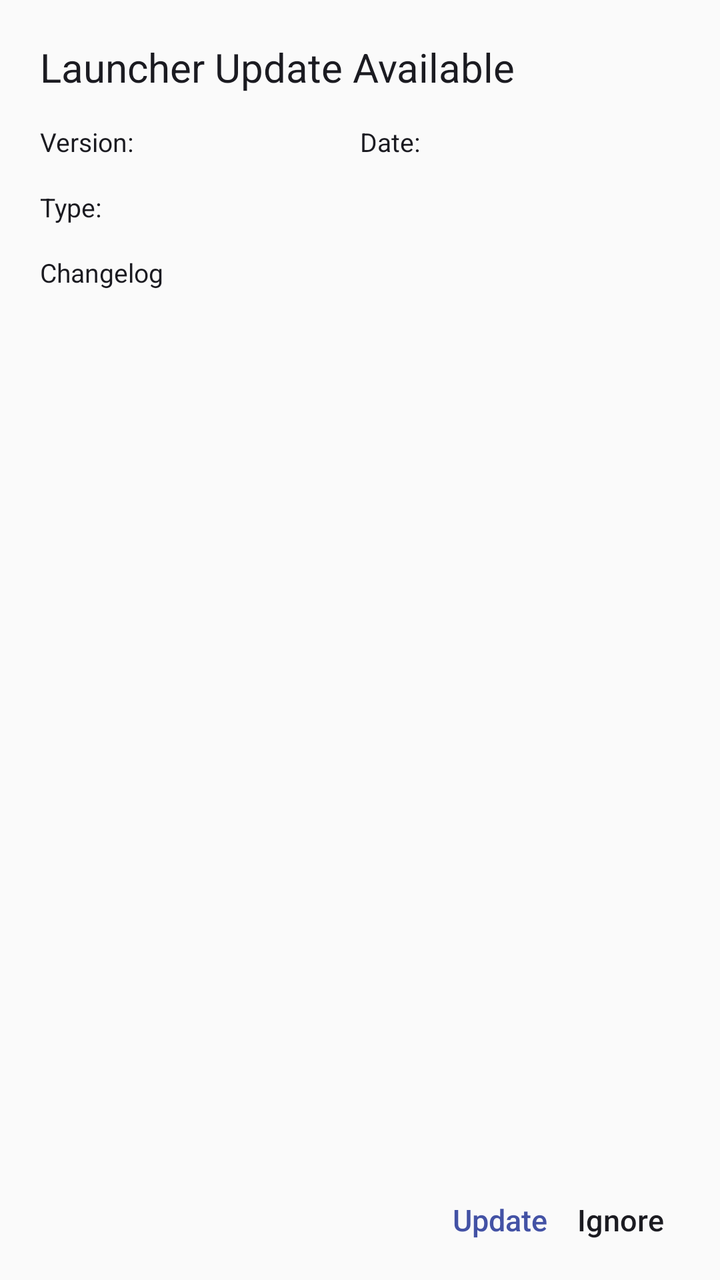
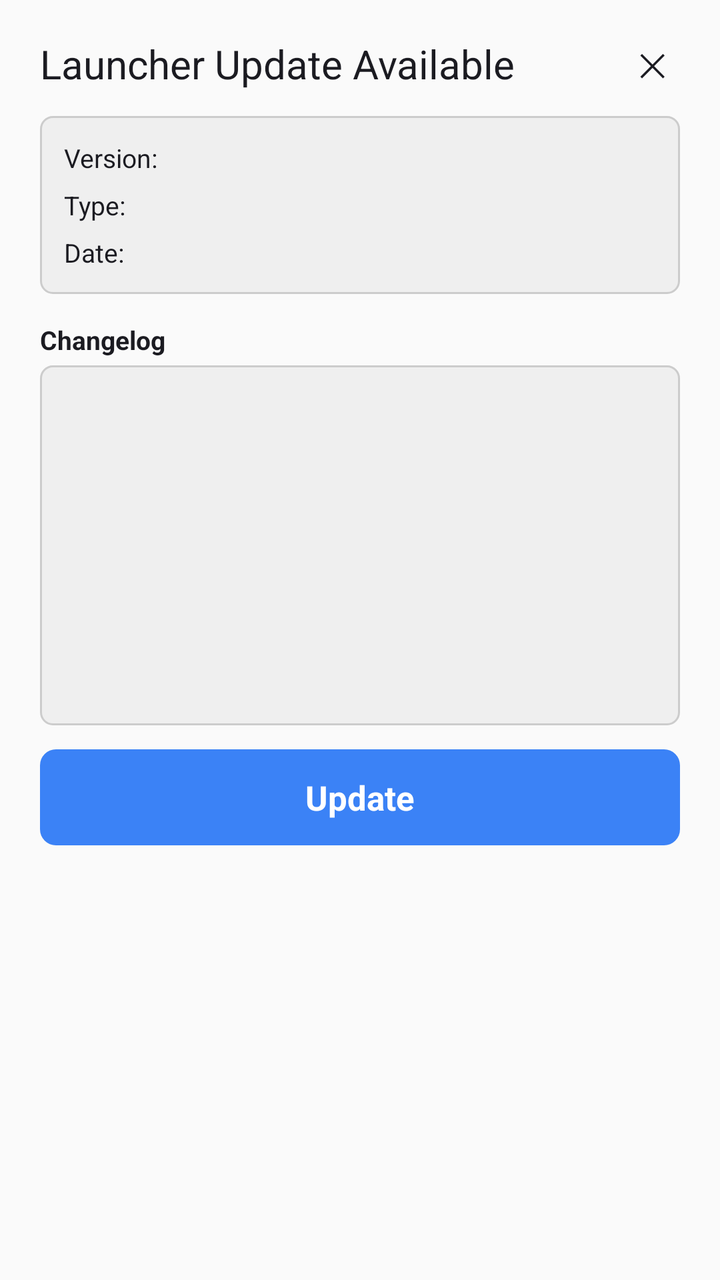

The first picture is an Android layout as it rendered before a commit; the second is the same layout after the commit. The layout source and the unified diff follow.
<!-- AndroidManifest.xml: application theme Theme.HelloMinecraftLauncherPocketEdition -->
<!-- res/layout/dialog_update_launcher.xml -->
<?xml version="1.0" encoding="utf-8"?>
<LinearLayout xmlns:android="http://schemas.android.com/apk/res/android"
    android:orientation="vertical"
    android:layout_width="500dp"
    android:paddingTop="20dp"
    android:paddingStart="20dp"
    android:paddingEnd="20dp"
    android:paddingBottom="10dp"
    android:layout_height="match_parent">

    <TextView
        android:singleLine="true"
        android:layout_width="wrap_content"
        android:layout_height="wrap_content"
        android:text="@string/dialog_update_title"
        android:textSize="@dimen/text_size_big"
        android:textColor="@color/colorPureBlack"/>

    <ScrollView
        android:layout_marginTop="15dp"
        android:layout_width="match_parent"
        android:layout_height="0dp"
        android:layout_weight="1">

        <LinearLayout
            android:layout_width="match_parent"
            android:layout_height="wrap_content"
            android:orientation="vertical">

            <LinearLayout
                android:layout_width="match_parent"
                android:layout_height="wrap_content"
                android:orientation="horizontal">

                <LinearLayout
                    android:layout_width="0dp"
                    android:layout_height="wrap_content"
                    android:layout_weight="1"
                    android:orientation="horizontal">

                    <TextView
                        android:singleLine="true"
                        android:layout_width="wrap_content"
                        android:layout_height="wrap_content"
                        android:textSize="@dimen/text_size_middle"
                        android:text="@string/dialog_update_version_name"
                        android:textColor="@color/colorPureBlack"/>

                    <TextView
                        android:singleLine="true"
                        android:layout_width="match_parent"
                        android:layout_height="wrap_content"
                        android:textSize="@dimen/text_size_middle"
                        android:textColor="@color/colorPureBlack"
                        android:id="@+id/update_version_name"/>

                </LinearLayout>

                <LinearLayout
                    android:layout_width="0dp"
                    android:layout_height="wrap_content"
                    android:layout_weight="1"
                    android:orientation="horizontal">

                    <TextView
                        android:singleLine="true"
                        android:layout_width="wrap_content"
                        android:layout_height="wrap_content"
                        android:textSize="@dimen/text_size_middle"
                        android:text="@string/dialog_update_date"
                        android:textColor="@color/colorPureBlack"/>

                    <TextView
                        android:singleLine="true"
                        android:layout_width="match_parent"
                        android:layout_height="wrap_content"
                        android:textSize="@dimen/text_size_middle"
                        android:textColor="@color/colorPureBlack"
                        android:id="@+id/update_date"/>

                </LinearLayout>

            </LinearLayout>

            <LinearLayout
                android:layout_marginTop="15dp"
                android:layout_width="match_parent"
                android:layout_height="wrap_content"
                android:orientation="horizontal">

                <TextView
                    android:singleLine="true"
                    android:layout_width="wrap_content"
                    android:layout_height="wrap_content"
                    android:textSize="@dimen/text_size_middle"
                    android:text="@string/dialog_update_type"
                    android:textColor="@color/colorPureBlack"/>

                <TextView
                    android:singleLine="true"
                    android:layout_width="match_parent"
                    android:layout_height="wrap_content"
                    android:textSize="@dimen/text_size_middle"
                    android:textColor="@color/colorPureBlack"
                    android:id="@+id/update_type"/>

            </LinearLayout>

            <TextView
                android:singleLine="true"
                android:layout_width="wrap_content"
                android:layout_height="wrap_content"
                android:text="@string/dialog_update_log"
                android:textSize="@dimen/text_size_middle"
                android:textColor="@color/colorPureBlack"
                android:layout_marginTop="15dp"/>

            <TextView
                android:layout_marginTop="15dp"
                android:layout_width="match_parent"
                android:layout_height="wrap_content"
                android:textSize="@dimen/text_size_middle"
                android:textColor="@color/colorPureBlack"
                android:id="@+id/update_log"/>

        </LinearLayout>

    </ScrollView>

    <ProgressBar
        android:visibility="gone"
        android:layout_marginTop="5dp"
        android:tag="tint_accent_color"
        android:layout_width="match_parent"
        android:layout_height="3dp"
        android:max="100"
        style="@style/Widget.AppCompat.ProgressBar.Horizontal"
        android:id="@+id/update_progress"/>

    <LinearLayout
        android:layout_marginTop="5dp"
        android:layout_width="match_parent"
        android:layout_height="wrap_content"
        android:orientation="horizontal">

        <View
            android:layout_width="0dp"
            android:layout_height="0dp"
            android:layout_weight="1"/>

        <Button
            android:singleLine="true"
            android:textAllCaps="false"
            android:layout_width="60dp"
            android:layout_height="40dp"
            android:gravity="center"
            android:text="@string/dialog_update_update"
            android:textSize="15sp"
            android:textColor="@color/colorLinkBlue"
            android:background="@drawable/launcher_button_parent"
            android:id="@+id/update"/>

        <Button
            android:singleLine="true"
            android:textAllCaps="false"
            android:layout_width="60dp"
            android:layout_height="40dp"
            android:gravity="center"
            android:text="@string/dialog_update_ignore"
            android:textSize="15sp"
            android:textColor="@color/colorPureBlack"
            android:background="@drawable/launcher_button_parent"
            android:id="@+id/ignore"/>

    </LinearLayout>

</LinearLayout>
<!-- resources referenced by this layout -->
<resources>
  <color name="colorLinkBlue">#4352A5</color>
  <color name="colorPureBlack">#1B1B21</color>
  <dimen name="text_size_big">20sp</dimen>
  <dimen name="text_size_middle">13sp</dimen>
  <!-- drawable launcher_button_parent (drawable) -->
  <?xml version="1.0" encoding="utf-8"?>
  <selector xmlns:android="http://schemas.android.com/apk/res/android">
      <item android:state_pressed="true">
          <shape>
              <solid android:color="@color/colorGray"/>
          </shape>
      </item>
      <item>
          <shape>
              <solid android:color="@color/colorTransparent"/>
          </shape>
      </item>
  </selector>
  <string name="dialog_update_date">"Date: "</string>
  <string name="dialog_update_ignore">Ignore</string>
  <string name="dialog_update_log">Changelog</string>
  <string name="dialog_update_title">Launcher Update Available</string>
  <string name="dialog_update_type">"Type: "</string>
  <string name="dialog_update_update">Update</string>
  <string name="dialog_update_version_name">"Version: "</string>
  <style name="Theme.HelloMinecraftLauncherPocketEdition" parent="Theme.AppCompat.Light.NoActionBar">
          
          <item name="colorPrimary">@color/colorPrimary</item>
          <item name="colorPrimaryVariant">@color/colorPrimary</item>
          <item name="colorOnPrimary">@color/colorPrimary</item>
          
          <item name="colorSecondary">@color/colorPrimary</item>
          <item name="colorSecondaryVariant">@color/colorPrimary</item>
          <item name="colorOnSecondary">@color/colorPrimary</item>
          
          <item name="android:statusBarColor" tools:targetApi="l">@color/colorPrimary</item>
          <item name="colorAccent">@color/colorAccent</item>
          <item name="android:windowNoTitle">true</item>
          <item name="android:windowContentOverlay">@null</item>
          <item name="android:windowFullscreen">true</item>
          <item name="android:windowTranslucentNavigation">true</item>
          
      </style>
  <color name="colorGray">#1A1B1B21</color>
  <color name="colorTransparent">#00FFFFFF</color>
  <color name="colorPrimary">#5C6BC0</color>
  <color name="colorAccent">#5C6BC0</color>
</resources>

<!-- the commit's change to res/layout/dialog_update_launcher.xml (unified diff, before → after) -->
@@ -1,26 +1,47 @@
 <?xml version="1.0" encoding="utf-8"?>
 <LinearLayout xmlns:android="http://schemas.android.com/apk/res/android"
     android:orientation="vertical"
-    android:layout_width="500dp"
-    android:paddingTop="20dp"
+    android:layout_width="480dp"
+    android:paddingTop="18dp"
     android:paddingStart="20dp"
     android:paddingEnd="20dp"
-    android:paddingBottom="10dp"
-    android:layout_height="match_parent">
-
-    <TextView
-        android:singleLine="true"
-        android:layout_width="wrap_content"
-        android:layout_height="wrap_content"
-        android:text="@string/dialog_update_title"
-        android:textSize="@dimen/text_size_big"
-        android:textColor="@color/colorPureBlack"/>
-
-    <ScrollView
-        android:layout_marginTop="15dp"
-        android:layout_width="match_parent"
-        android:layout_height="0dp"
-        android:layout_weight="1">
+    android:paddingBottom="12dp"
+    android:layout_height="wrap_content">
+
+    <LinearLayout
+        android:layout_width="match_parent"
+        android:layout_height="wrap_content"
+        android:orientation="horizontal"
+        android:gravity="center_vertical">
+
+        <TextView
+            android:layout_width="0dp"
+            android:layout_height="wrap_content"
+            android:layout_weight="1"
+            android:text="@string/dialog_update_title"
+            android:textSize="@dimen/text_size_big"
+            android:textColor="@color/colorPureBlack"/>
+
+        <TextView
+            android:id="@+id/update_close_btn"
+            android:layout_width="28dp"
+            android:layout_height="28dp"
+            android:gravity="center"
+            android:text="✕"
+            android:textSize="16sp"
+            android:textColor="@color/colorPureBlack"
+            android:clickable="true"
+            android:focusable="true"/>
+
+    </LinearLayout>
+
+    <LinearLayout
+        android:layout_marginTop="12dp"
+        android:layout_width="match_parent"
+        android:layout_height="wrap_content"
+        android:orientation="horizontal"
+        android:background="@drawable/update_card_bg"
+        android:padding="12dp">
 
         <LinearLayout
             android:layout_width="match_parent"
@@ -30,147 +51,154 @@
             <LinearLayout
                 android:layout_width="match_parent"
                 android:layout_height="wrap_content"
-                android:orientation="horizontal">
-
-                <LinearLayout
+                android:orientation="horizontal"
+                android:gravity="center_vertical">
+
+                <TextView
+                    android:layout_width="wrap_content"
+                    android:layout_height="wrap_content"
+                    android:text="@string/dialog_update_version_name"
+                    android:textSize="@dimen/text_size_middle"
+                    android:textColor="@color/colorPureBlack"/>
+
+                <TextView
                     android:layout_width="0dp"
                     android:layout_height="wrap_content"
                     android:layout_weight="1"
-                    android:orientation="horizontal">
-
-                    <TextView
-                        android:singleLine="true"
-                        android:layout_width="wrap_content"
-                        android:layout_height="wrap_content"
-                        android:textSize="@dimen/text_size_middle"
-                        android:text="@string/dialog_update_version_name"
-                        android:textColor="@color/colorPureBlack"/>
-
-                    <TextView
-                        android:singleLine="true"
-                        android:layout_width="match_parent"
-                        android:layout_height="wrap_content"
-                        android:textSize="@dimen/text_size_middle"
-                        android:textColor="@color/colorPureBlack"
-                        android:id="@+id/update_version_name"/>
-
-                </LinearLayout>
-
-                <LinearLayout
-                    android:layout_width="0dp"
-                    android:layout_height="wrap_content"
-                    android:layout_weight="1"
-                    android:orientation="horizontal">
-
-                    <TextView
-                        android:singleLine="true"
-                        android:layout_width="wrap_content"
-                        android:layout_height="wrap_content"
-                        android:textSize="@dimen/text_size_middle"
-                        android:text="@string/dialog_update_date"
-                        android:textColor="@color/colorPureBlack"/>
-
-                    <TextView
-                        android:singleLine="true"
-                        android:layout_width="match_parent"
-                        android:layout_height="wrap_content"
-                        android:textSize="@dimen/text_size_middle"
-                        android:textColor="@color/colorPureBlack"
-                        android:id="@+id/update_date"/>
-
-                </LinearLayout>
+                    android:layout_marginStart="8dp"
+                    android:textColor="@color/colorPureBlack"
+                    android:textStyle="bold"
+                    android:textSize="@dimen/text_size_middle"
+                    android:id="@+id/update_version_name"/>
 
             </LinearLayout>
 
             <LinearLayout
-                android:layout_marginTop="15dp"
+                android:layout_marginTop="6dp"
                 android:layout_width="match_parent"
                 android:layout_height="wrap_content"
-                android:orientation="horizontal">
-
-                <TextView
-                    android:singleLine="true"
+                android:orientation="horizontal"
+                android:gravity="center_vertical">
+
+                <TextView
                     android:layout_width="wrap_content"
                     android:layout_height="wrap_content"
-                    android:textSize="@dimen/text_size_middle"
                     android:text="@string/dialog_update_type"
+                    android:textSize="@dimen/text_size_middle"
                     android:textColor="@color/colorPureBlack"/>
 
                 <TextView
-                    android:singleLine="true"
-                    android:layout_width="match_parent"
-                    android:layout_height="wrap_content"
-                    android:textSize="@dimen/text_size_middle"
-                    android:textColor="@color/colorPureBlack"
+                    android:layout_width="0dp"
+                    android:layout_height="wrap_content"
+                    android:layout_weight="1"
+                    android:layout_marginStart="8dp"
+                    android:textColor="@color/colorLinkBlue"
+                    android:textStyle="bold"
+                    android:textSize="@dimen/text_size_middle"
                     android:id="@+id/update_type"/>
 
             </LinearLayout>
 
-            <TextView
-                android:singleLine="true"
-                android:layout_width="wrap_content"
-                android:layout_height="wrap_content"
-                android:text="@string/dialog_update_log"
-                android:textSize="@dimen/text_size_middle"
-                android:textColor="@color/colorPureBlack"
-                android:layout_marginTop="15dp"/>
-
-            <TextView
-                android:layout_marginTop="15dp"
+            <LinearLayout
+                android:layout_marginTop="6dp"
                 android:layout_width="match_parent"
                 android:layout_height="wrap_content"
-                android:textSize="@dimen/text_size_middle"
-                android:textColor="@color/colorPureBlack"
-                android:id="@+id/update_log"/>
+                android:orientation="horizontal"
+                android:gravity="center_vertical">
+
+                <TextView
+                    android:layout_width="wrap_content"
+                    android:layout_height="wrap_content"
+                    android:text="@string/dialog_update_date"
+                    android:textSize="@dimen/text_size_middle"
+                    android:textColor="@color/colorPureBlack"/>
+
+                <TextView
+                    android:layout_width="0dp"
+                    android:layout_height="wrap_content"
+                    android:layout_weight="1"
+                    android:layout_marginStart="8dp"
+                    android:textColor="@color/colorPureBlack"
+                    android:textSize="@dimen/text_size_middle"
+                    android:id="@+id/update_date"/>
+
+            </LinearLayout>
 
         </LinearLayout>
 
+    </LinearLayout>
+
+    <TextView
+        android:layout_marginTop="14dp"
+        android:layout_width="wrap_content"
+        android:layout_height="wrap_content"
+        android:text="@string/dialog_update_log"
+        android:textSize="@dimen/text_size_middle"
+        android:textColor="@color/colorPureBlack"
+        android:textStyle="bold"/>
+
+    <ScrollView
+        android:layout_marginTop="4dp"
+        android:layout_width="match_parent"
+        android:layout_height="180dp"
+        android:background="@drawable/update_card_bg"
+        android:padding="10dp">
+
+        <TextView
+            android:layout_width="match_parent"
+            android:layout_height="wrap_content"
+            android:textSize="@dimen/text_size_middle"
+            android:textColor="@color/colorPureBlack"
+            android:lineSpacingExtra="3dp"
+            android:id="@+id/update_log"/>
+
     </ScrollView>
 
     <ProgressBar
+        android:id="@+id/update_progress"
+        android:layout_width="match_parent"
+        android:layout_height="6dp"
+        android:layout_marginTop="12dp"
+        android:max="100"
+        android:progress="0"
         android:visibility="gone"
-        android:layout_marginTop="5dp"
-        android:tag="tint_accent_color"
-        android:layout_width="match_parent"
-        android:layout_height="3dp"
-        android:max="100"
-        style="@style/Widget.AppCompat.ProgressBar.Horizontal"
-        android:id="@+id/update_progress"/>
+        style="@style/Widget.AppCompat.ProgressBar.Horizontal"/>
+
+    <TextView
+        android:id="@+id/update_status"
+        android:layout_width="match_parent"
+        android:layout_height="wrap_content"
+        android:layout_marginTop="4dp"
+        android:textColor="@color/colorPureBlack"
+        android:textSize="13sp"
+        android:textAlignment="center"
+        android:visibility="gone"/>
 
     <LinearLayout
-        android:layout_marginTop="5dp"
-        android:layout_width="match_parent"
-        android:layout_height="wrap_content"
-        android:orientation="horizontal">
-
-        <View
-            android:layout_width="0dp"
-            android:layout_height="0dp"
-            android:layout_weight="1"/>
-
-        <Button
-            android:singleLine="true"
-            android:textAllCaps="false"
-            android:layout_width="60dp"
-            android:layout_height="40dp"
-            android:gravity="center"
+        android:layout_marginTop="12dp"
+        android:layout_width="match_parent"
+        android:layout_height="48dp"
+        android:orientation="horizontal"
+        android:gravity="center"
+        android:background="@drawable/update_primary_button"
+        android:id="@+id/update_button_root">
+
+        <ProgressBar
+            android:id="@+id/update_button_progress"
+            android:layout_width="20dp"
+            android:layout_height="20dp"
+            android:layout_gravity="center_vertical"
+            android:layout_marginEnd="10dp"
+            android:visibility="gone"/>
+
+        <TextView
+            android:id="@+id/update_button_text"
+            android:layout_width="wrap_content"
+            android:layout_height="wrap_content"
             android:text="@string/dialog_update_update"
-            android:textSize="15sp"
-            android:textColor="@color/colorLinkBlue"
-            android:background="@drawable/launcher_button_parent"
-            android:id="@+id/update"/>
-
-        <Button
-            android:singleLine="true"
-            android:textAllCaps="false"
-            android:layout_width="60dp"
-            android:layout_height="40dp"
-            android:gravity="center"
-            android:text="@string/dialog_update_ignore"
-            android:textSize="15sp"
-            android:textColor="@color/colorPureBlack"
-            android:background="@drawable/launcher_button_parent"
-            android:id="@+id/ignore"/>
+            android:textSize="17sp"
+            android:textStyle="bold"
+            android:textColor="@android:color/white"/>
 
     </LinearLayout>
 
<!-- resource entries referenced after the edit -->
@@ -4,22 +4,39 @@
   <color name="colorPureBlack">#1B1B21</color>
   <dimen name="text_size_big">20sp</dimen>
   <dimen name="text_size_middle">13sp</dimen>
-  <!-- drawable launcher_button_parent (drawable) -->
+  <!-- drawable update_card_bg (drawable) -->
+  <?xml version="1.0" encoding="utf-8"?>
+  <shape xmlns:android="http://schemas.android.com/apk/res/android"
+      android:shape="rectangle">
+      <solid android:color="#EFEFEF"/>
+      <stroke
+          android:width="1dp"
+          android:color="#CCCCCC"/>
+      <corners android:radius="6dp"/>
+  </shape>
+  <!-- drawable update_primary_button (drawable) -->
   <?xml version="1.0" encoding="utf-8"?>
   <selector xmlns:android="http://schemas.android.com/apk/res/android">
+      <item android:state_enabled="false">
+          <shape android:shape="rectangle">
+              <solid android:color="#A0A0A0"/>
+              <corners android:radius="8dp"/>
+          </shape>
+      </item>
       <item android:state_pressed="true">
-          <shape>
-              <solid android:color="@color/colorGray"/>
+          <shape android:shape="rectangle">
+              <solid android:color="#1A5CFF"/>
+              <corners android:radius="8dp"/>
           </shape>
       </item>
       <item>
-          <shape>
-              <solid android:color="@color/colorTransparent"/>
+          <shape android:shape="rectangle">
+              <solid android:color="#3B82F6"/>
+              <corners android:radius="8dp"/>
           </shape>
       </item>
   </selector>
   <string name="dialog_update_date">"Date: "</string>
-  <string name="dialog_update_ignore">Ignore</string>
   <string name="dialog_update_log">Changelog</string>
   <string name="dialog_update_title">Launcher Update Available</string>
   <string name="dialog_update_type">"Type: "</string>
@@ -43,8 +60,6 @@
           <item name="android:windowTranslucentNavigation">true</item>
           
       </style>
-  <color name="colorGray">#1A1B1B21</color>
-  <color name="colorTransparent">#00FFFFFF</color>
   <color name="colorPrimary">#5C6BC0</color>
   <color name="colorAccent">#5C6BC0</color>
 </resources>
